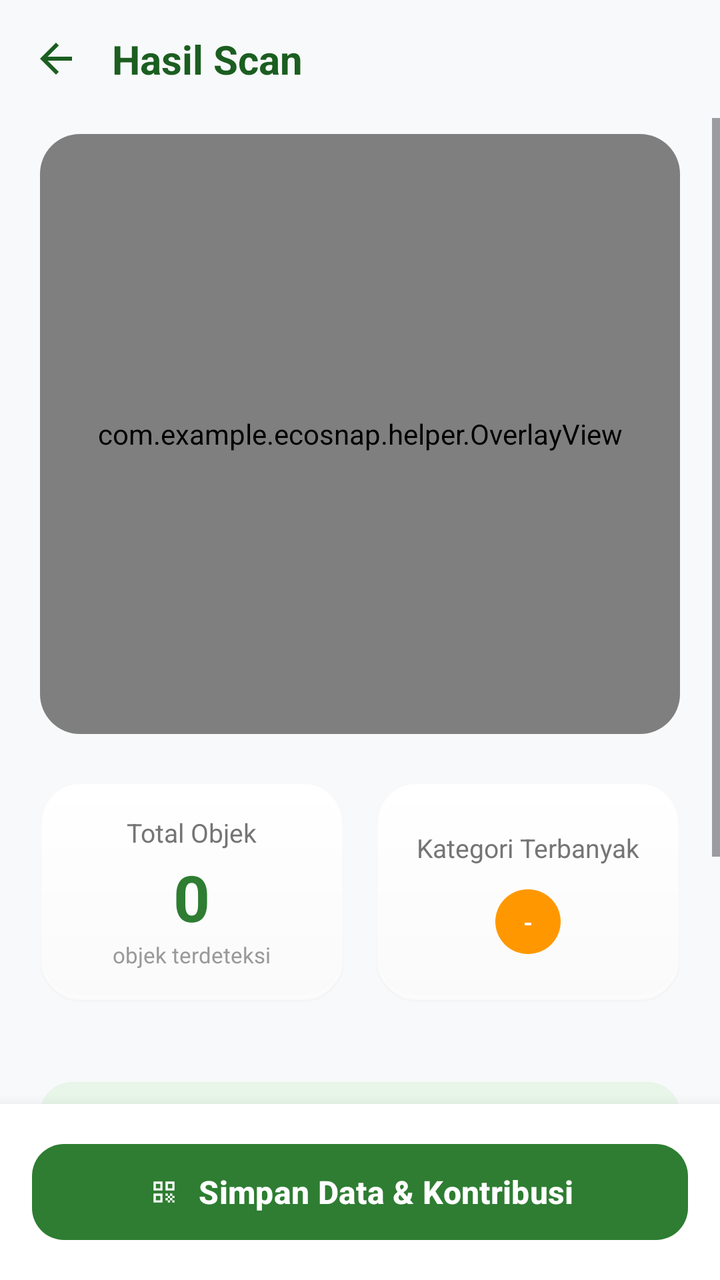
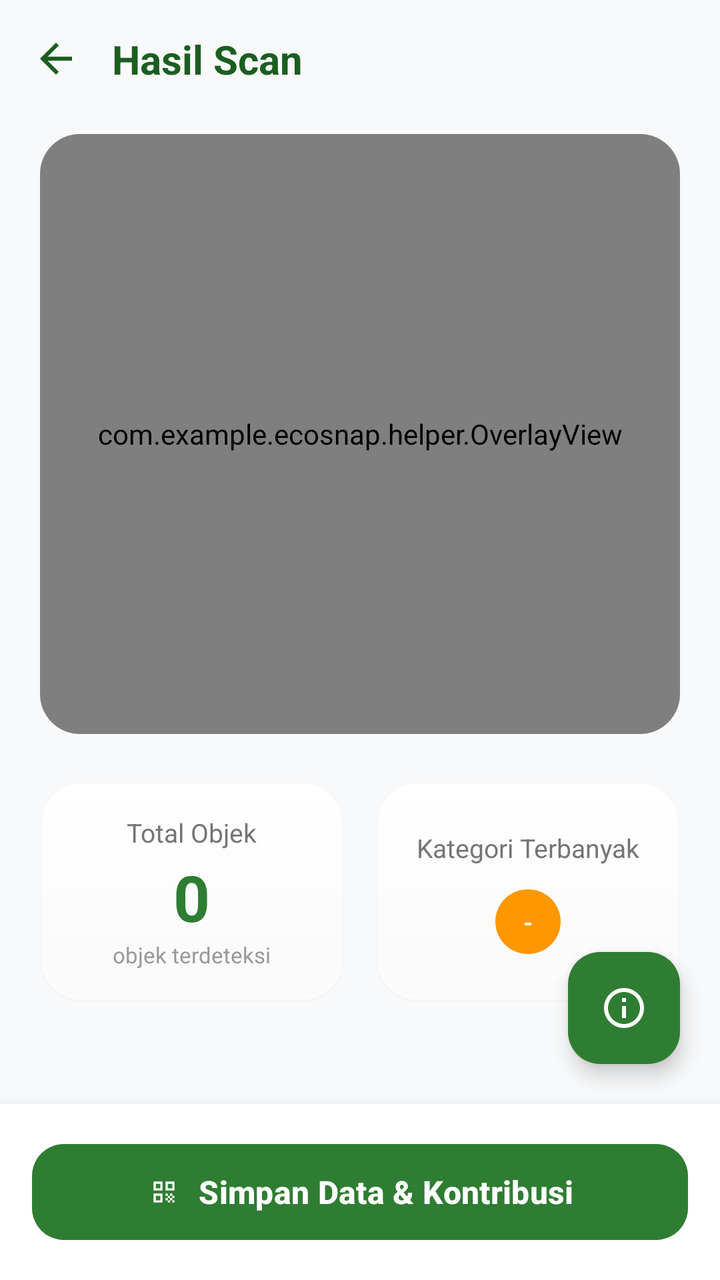

Two renders of the same Android screen: before a commit and after it. Below are the layout's source before the change and the commit's diff.
<!-- AndroidManifest.xml: application theme Theme.EcoSnap -->
<!-- res/layout/activity_result.xml -->
<?xml version="1.0" encoding="utf-8"?>
<androidx.constraintlayout.widget.ConstraintLayout xmlns:android="http://schemas.android.com/apk/res/android"
    xmlns:app="http://schemas.android.com/apk/res-auto"
    android:layout_width="match_parent"
    android:layout_height="match_parent"
    android:fitsSystemWindows="true"
    android:background="#F8F9FA">

    
    <LinearLayout
        android:id="@+id/toolbar"
        android:layout_width="match_parent"
        android:layout_height="wrap_content"
        android:gravity="center_vertical"
        android:padding="16dp"
        android:orientation="horizontal"
        app:layout_constraintTop_toTopOf="parent">

        <ImageView
            android:layout_width="24dp"
            android:layout_height="24dp"
            android:src="@drawable/ic_back"
            android:contentDescription="Back"
            app:tint="#1B5E20"
            android:onClick="finish"
            android:background="?attr/selectableItemBackgroundBorderless"
            android:clickable="true"
            android:focusable="true"/>

        <TextView
            android:layout_width="0dp"
            android:layout_height="wrap_content"
            android:layout_weight="1"
            android:layout_marginStart="16dp"
            android:text="Hasil Scan"
            android:textSize="20sp"
            android:textStyle="bold"
            android:textColor="#1B5E20" />
    </LinearLayout>

    <ScrollView
        android:layout_width="match_parent"
        android:layout_height="0dp"
        android:fillViewport="true"
        android:overScrollMode="never"
        app:layout_constraintTop_toBottomOf="@id/toolbar"
        app:layout_constraintBottom_toTopOf="@id/btnSimpanContainer">

        <LinearLayout
            android:layout_width="match_parent"
            android:layout_height="wrap_content"
            android:orientation="vertical"
            android:paddingHorizontal="20dp"
            android:paddingBottom="24dp">

            
            <LinearLayout
                android:layout_width="match_parent"
                android:layout_height="300dp"
                android:layout_marginTop="8dp"
                android:background="@drawable/bg_premium_card"
                android:elevation="4dp"
                android:outlineAmbientShadowColor="#0F000000"
                android:outlineSpotShadowColor="#0A000000">

                <com.google.android.material.card.MaterialCardView
                    android:layout_width="match_parent"
                    android:layout_height="match_parent"
                    app:cardCornerRadius="20dp"
                    app:cardElevation="0dp"
                    app:strokeWidth="0dp">

                    <FrameLayout
                        android:layout_width="match_parent"
                        android:layout_height="match_parent">

                        <ImageView
                            android:id="@+id/imgHasil"
                            android:layout_width="match_parent"
                            android:layout_height="match_parent"
                            android:scaleType="centerCrop" />

                        <com.example.ecosnap.helper.OverlayView
                            android:id="@+id/overlayView"
                            android:layout_width="match_parent"
                            android:layout_height="match_parent" />
                    </FrameLayout>
                </com.google.android.material.card.MaterialCardView>
            </LinearLayout>

            
            <LinearLayout
                android:layout_width="match_parent"
                android:layout_height="wrap_content"
                android:layout_marginTop="24dp"
                android:orientation="horizontal"
                android:weightSum="2"
                android:baselineAligned="false">

                
                <LinearLayout
                    android:layout_width="0dp"
                    android:layout_height="110dp"
                    android:layout_weight="1"
                    android:layout_marginEnd="8dp"
                    android:background="@drawable/bg_premium_card"
                    android:elevation="4dp"
                    android:outlineAmbientShadowColor="#0F000000"
                    android:outlineSpotShadowColor="#0A000000"
                    android:gravity="center"
                    android:orientation="vertical">

                    <TextView
                        android:layout_width="wrap_content"
                        android:layout_height="wrap_content"
                        android:text="Total Objek"
                        android:textColor="#757575"
                        android:textSize="13sp" />

                    <TextView
                        android:id="@+id/tvTotalObjek"
                        android:layout_width="wrap_content"
                        android:layout_height="wrap_content"
                        android:text="0"
                        android:textColor="#2E7D32"
                        android:textSize="32sp"
                        android:textStyle="bold"
                        android:layout_marginTop="2dp" />

                    <TextView
                        android:layout_width="wrap_content"
                        android:layout_height="wrap_content"
                        android:text="objek terdeteksi"
                        android:textColor="#999999"
                        android:textSize="11sp" />
                </LinearLayout>

                
                <LinearLayout
                    android:layout_width="0dp"
                    android:layout_height="110dp"
                    android:layout_weight="1"
                    android:layout_marginStart="8dp"
                    android:background="@drawable/bg_premium_card"
                    android:elevation="4dp"
                    android:outlineAmbientShadowColor="#0F000000"
                    android:outlineSpotShadowColor="#0A000000"
                    android:gravity="center"
                    android:orientation="vertical"
                    android:padding="8dp">

                    <TextView
                        android:layout_width="wrap_content"
                        android:layout_height="wrap_content"
                        android:text="Kategori Terbanyak"
                        android:textColor="#757575"
                        android:textSize="13sp" />

                    <TextView
                        android:id="@+id/tvKategoriTerbanyak"
                        android:layout_width="wrap_content"
                        android:layout_height="wrap_content"
                        android:layout_marginTop="12dp"
                        android:text="-"
                        android:textColor="#FFFFFF"
                        android:textSize="12sp"
                        android:textStyle="bold"
                        android:paddingHorizontal="14dp"
                        android:paddingVertical="8dp"
                        android:background="@drawable/bg_label_pill"
                        android:backgroundTint="#FF9800" />
                </LinearLayout>
            </LinearLayout>

            
            <LinearLayout
                android:id="@+id/llDetectedObjects"
                android:layout_width="match_parent"
                android:layout_height="wrap_content"
                android:layout_marginTop="24dp"
                android:orientation="vertical" />

            <LinearLayout
                android:layout_width="match_parent"
                android:layout_height="48dp"
                android:layout_marginTop="16dp"
                android:background="@drawable/bg_green_soft_card"
                android:gravity="center"
                android:orientation="horizontal">
                <TextView
                    android:layout_width="wrap_content"
                    android:layout_height="wrap_content"
                    android:text="Detail Deteksi"
                    android:textColor="#2E7D32"
                    android:textSize="14sp"
                    android:textStyle="bold" />
            </LinearLayout>
            
            <LinearLayout
                android:layout_width="match_parent"
                android:layout_height="wrap_content"
                android:layout_marginTop="24dp"
                android:gravity="center"
                android:orientation="vertical">

                <com.google.android.material.card.MaterialCardView
                    android:id="@+id/btnInfoSaran"
                    android:layout_width="56dp"
                    android:layout_height="56dp"
                    app:cardCornerRadius="28dp"
                    app:cardElevation="4dp"
                    app:strokeWidth="0dp"
                    app:cardBackgroundColor="#E8F5E9"
                    android:clickable="true"
                    android:focusable="true"
                    android:foreground="?attr/selectableItemBackground">
                    
                    <ImageView
                        android:layout_width="28dp"
                        android:layout_height="28dp"
                        android:layout_gravity="center"
                        android:src="@drawable/ic_info_outline"
                        app:tint="#2E7D32" />
                </com.google.android.material.card.MaterialCardView>

                <TextView
                    android:layout_width="wrap_content"
                    android:layout_height="wrap_content"
                    android:layout_marginTop="8dp"
                    android:text="Info &amp; Saran Penanganan"
                    android:textColor="#2E7D32"
                    android:textSize="12sp"
                    android:textStyle="bold" />
            </LinearLayout>

            
            <TextView
                android:id="@+id/tvSaran"
                android:layout_width="wrap_content"
                android:layout_height="wrap_content"
                android:visibility="gone" />

            <TextView
                android:id="@+id/tvFunfact"
                android:layout_width="wrap_content"
                android:layout_height="wrap_content"
                android:visibility="gone" />

        </LinearLayout>
    </ScrollView>

    
    <LinearLayout
        android:id="@+id/btnSimpanContainer"
        android:layout_width="match_parent"
        android:layout_height="wrap_content"
        android:background="#FFFFFF"
        android:elevation="12dp"
        android:padding="16dp"
        app:layout_constraintBottom_toBottomOf="parent">

        <com.google.android.material.button.MaterialButton
            android:id="@+id/btnSimpan"
            android:layout_width="match_parent"
            android:layout_height="56dp"
            android:text="Simpan Data &amp; Kontribusi"
            android:textAllCaps="false"
            android:textColor="#FFFFFF"
            android:textSize="16sp"
            android:textStyle="bold"
            app:backgroundTint="#2E7D32"
            app:cornerRadius="16dp"
            app:icon="@drawable/ic_scan"
            app:iconGravity="textStart"
            app:iconTint="#FFFFFF" />
    </LinearLayout>

</androidx.constraintlayout.widget.ConstraintLayout>
<!-- resources referenced by this layout -->
<resources>
  <!-- drawable bg_green_soft_card (drawable) -->
  <?xml version="1.0" encoding="utf-8"?>
  <shape xmlns:android="http://schemas.android.com/apk/res/android">
      <solid android:color="#E8F5E9" />
      <corners android:radius="16dp" />
  </shape>
  <!-- drawable bg_label_pill (drawable) -->
  <?xml version="1.0" encoding="utf-8"?>
  <shape xmlns:android="http://schemas.android.com/apk/res/android" android:shape="rectangle">
      <corners android:radius="50dp"/>
      <solid android:color="#FFFFFF"/>
  </shape>
  <!-- drawable bg_premium_card (drawable) -->
  <?xml version="1.0" encoding="utf-8"?>
  <layer-list xmlns:android="http://schemas.android.com/apk/res/android">
      <item>
          <shape android:shape="rectangle">
              <gradient
                  android:angle="270"
                  android:startColor="#FFFFFF"
                  android:endColor="#FAFAFA"
                  android:type="linear" />
              <corners android:radius="20dp" />
              <stroke android:width="1dp" android:color="#66EEEEEE" />
          </shape>
      </item>
      
      <item android:bottom="2dp">
          <shape android:shape="rectangle">
              <stroke android:width="1dp" android:color="#4DFFFFFF" />
              <corners android:radius="20dp" />
          </shape>
      </item>
  </layer-list>
  <!-- drawable ic_back (drawable) -->
  <vector xmlns:android="http://schemas.android.com/apk/res/android"
      android:width="24dp"
      android:height="24dp"
      android:viewportWidth="24"
      android:viewportHeight="24">
      <path
          android:fillColor="#1B5E20"
          android:pathData="M20,11H7.83l5.59,-5.59L12,4l-8,8 8,8 1.41,-1.41L7.83,13H20v-2z"/>
  </vector>
  <!-- drawable ic_info_outline (drawable) -->
  <vector xmlns:android="http://schemas.android.com/apk/res/android"
      android:width="24dp"
      android:height="24dp"
      android:viewportWidth="24"
      android:viewportHeight="24">
    <path
        android:fillColor="#000000"
        android:pathData="M11,7h2v2h-2zM11,11h2v6h-2zM12,2C6.48,2 2,6.48 2,12s4.48,10 10,10 10,-4.48 10,-10S17.52,2 12,2zM12,20c-4.41,0 -8,-3.59 -8,-8s3.59,-8 8,-8 8,3.59 8,8 -3.59,8 -8,8z"/>
  </vector>
  <!-- drawable ic_scan (drawable) -->
  <?xml version="1.0" encoding="utf-8"?>
  <vector xmlns:android="http://schemas.android.com/apk/res/android"
      android:width="24dp"
      android:height="24dp"
      android:viewportWidth="24"
      android:viewportHeight="24">
      <path
          android:fillColor="#FFFFFF"
          android:pathData="M9.5,6.5v3h-3v-3h3M11,5H5v6h6V5zM9.5,14.5v3h-3v-3h3M11,13H5v6h6v-6zM17.5,6.5v3h-3v-3h3M19,5h-6v6h6V5zM13,13h1.5v1.5H13zM14.5,14.5H16V16h-1.5zM16,13h1.5v1.5H16zM13,16h1.5v1.5H13zM14.5,17.5H16V19h-1.5zM16,16h1.5v1.5H16zM17.5,14.5H19V16h-1.5zM17.5,17.5H19V19h-1.5z"/>
  </vector>
  <style name="Theme.EcoSnap" parent="Base.Theme.EcoSnap" />
  <style name="Base.Theme.EcoSnap" parent="Theme.Material3.DayNight.NoActionBar">
          
          <item name="colorPrimary">@color/colorPrimary</item>
          <item name="colorPrimaryVariant">@color/colorPrimaryDark</item>
          <item name="colorOnPrimary">@color/white</item>
          <item name="colorSecondary">@color/colorAccent</item>
          <item name="colorSecondaryContainer">#C8E6C9</item>
          <item name="colorOnSecondaryContainer">#1B5E20</item>
          <item name="android:windowBackground">@color/eco_bg_soft</item>
          <item name="android:statusBarColor">@color/eco_bg_soft</item>
          <item name="android:windowLightStatusBar">true</item>
      </style>
  <color name="colorPrimary">#4CAF50</color>
  <color name="colorPrimaryDark">#1B5E20</color>
  <color name="white">#FFFFFFFF</color>
  <color name="colorAccent">#A5D6A7</color>
  <color name="eco_bg_soft">#F5F5F5</color>
</resources>

<!-- the commit's change to res/layout/activity_result.xml (unified diff, before → after) -->
@@ -38,20 +38,14 @@
             android:textColor="#1B5E20" />
     </LinearLayout>
 
-    <ScrollView
+    <LinearLayout
         android:layout_width="match_parent"
         android:layout_height="0dp"
-        android:fillViewport="true"
-        android:overScrollMode="never"
+        android:orientation="vertical"
+        android:paddingHorizontal="20dp"
+        android:paddingBottom="24dp"
         app:layout_constraintTop_toBottomOf="@id/toolbar"
         app:layout_constraintBottom_toTopOf="@id/btnSimpanContainer">
-
-        <LinearLayout
-            android:layout_width="match_parent"
-            android:layout_height="wrap_content"
-            android:orientation="vertical"
-            android:paddingHorizontal="20dp"
-            android:paddingBottom="24dp">
 
             
             <LinearLayout
@@ -180,58 +174,7 @@
                 android:layout_marginTop="24dp"
                 android:orientation="vertical" />
 
-            <LinearLayout
-                android:layout_width="match_parent"
-                android:layout_height="48dp"
-                android:layout_marginTop="16dp"
-                android:background="@drawable/bg_green_soft_card"
-                android:gravity="center"
-                android:orientation="horizontal">
-                <TextView
-                    android:layout_width="wrap_content"
-                    android:layout_height="wrap_content"
-                    android:text="Detail Deteksi"
-                    android:textColor="#2E7D32"
-                    android:textSize="14sp"
-                    android:textStyle="bold" />
-            </LinearLayout>
-            
-            <LinearLayout
-                android:layout_width="match_parent"
-                android:layout_height="wrap_content"
-                android:layout_marginTop="24dp"
-                android:gravity="center"
-                android:orientation="vertical">
-
-                <com.google.android.material.card.MaterialCardView
-                    android:id="@+id/btnInfoSaran"
-                    android:layout_width="56dp"
-                    android:layout_height="56dp"
-                    app:cardCornerRadius="28dp"
-                    app:cardElevation="4dp"
-                    app:strokeWidth="0dp"
-                    app:cardBackgroundColor="#E8F5E9"
-                    android:clickable="true"
-                    android:focusable="true"
-                    android:foreground="?attr/selectableItemBackground">
-                    
-                    <ImageView
-                        android:layout_width="28dp"
-                        android:layout_height="28dp"
-                        android:layout_gravity="center"
-                        android:src="@drawable/ic_info_outline"
-                        app:tint="#2E7D32" />
-                </com.google.android.material.card.MaterialCardView>
-
-                <TextView
-                    android:layout_width="wrap_content"
-                    android:layout_height="wrap_content"
-                    android:layout_marginTop="8dp"
-                    android:text="Info &amp; Saran Penanganan"
-                    android:textColor="#2E7D32"
-                    android:textSize="12sp"
-                    android:textStyle="bold" />
-            </LinearLayout>
+            
 
             
             <TextView
@@ -246,8 +189,21 @@
                 android:layout_height="wrap_content"
                 android:visibility="gone" />
 
-        </LinearLayout>
-    </ScrollView>
+    </LinearLayout>
+
+    
+    <com.google.android.material.floatingactionbutton.FloatingActionButton
+        android:id="@+id/btnInfoSaran"
+        android:layout_width="wrap_content"
+        android:layout_height="wrap_content"
+        android:layout_marginEnd="20dp"
+        android:layout_marginBottom="20dp"
+        android:src="@drawable/ic_info_outline"
+        app:tint="#FFFFFF"
+        app:backgroundTint="#2E7D32"
+        app:elevation="6dp"
+        app:layout_constraintBottom_toTopOf="@id/btnSimpanContainer"
+        app:layout_constraintEnd_toEndOf="parent" />
 
     
     <LinearLayout
<!-- resource entries referenced after the edit -->
@@ -1,11 +1,5 @@
 <!-- resources referenced by this layout -->
 <resources>
-  <!-- drawable bg_green_soft_card (drawable) -->
-  <?xml version="1.0" encoding="utf-8"?>
-  <shape xmlns:android="http://schemas.android.com/apk/res/android">
-      <solid android:color="#E8F5E9" />
-      <corners android:radius="16dp" />
-  </shape>
   <!-- drawable bg_label_pill (drawable) -->
   <?xml version="1.0" encoding="utf-8"?>
   <shape xmlns:android="http://schemas.android.com/apk/res/android" android:shape="rectangle">
